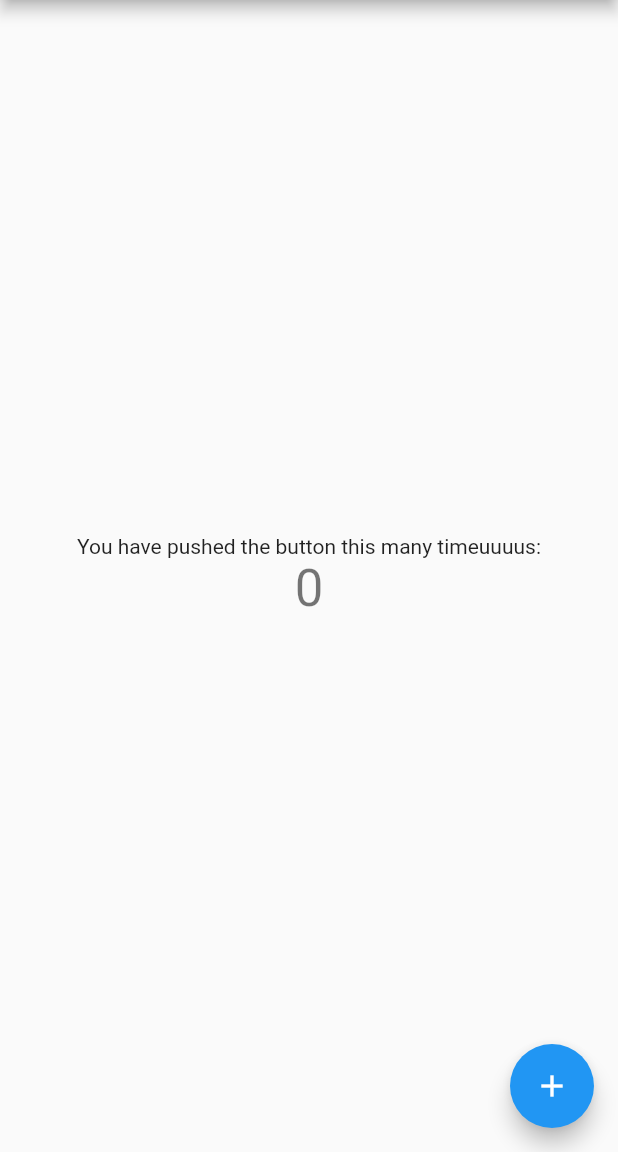
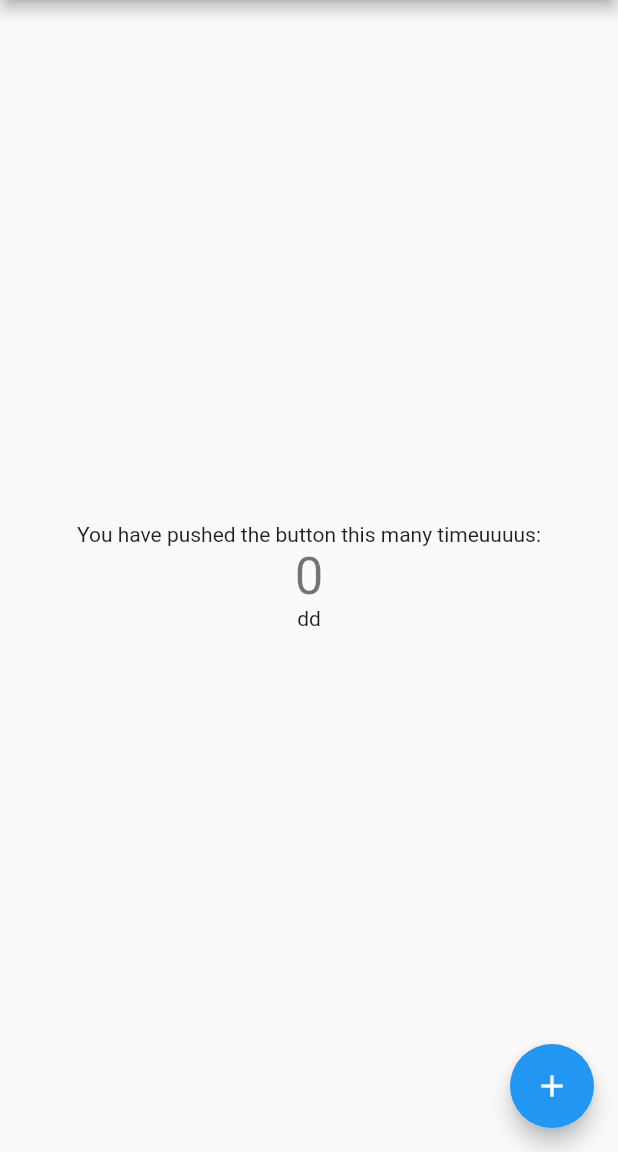
Before and after one commit to matoda4113/untitledggg, a Flutter app: the screen it shows after launch, on a phone screen of 412 x 824 dp, the part 84-1236 px from its top. Run offline on Flutter 3.47's test engine with Material 2 defaults, Android fonts, the phone set to English and light mode, and no system bars.

```diff
--- a/lib/main.dart
+++ b/lib/main.dart
@@ -63,20 +63,7 @@ class _MyHomePageState extends State<MyHomePage> {
         // Center is a layout widget. It takes a single child and positions it
         // in the middle of the parent.
         child: Column(
-          // Column is also a layout widget. It takes a list of children and
-          // arranges them vertically. By default, it sizes itself to fit its
-          // children horizontally, and tries to be as tall as its parent.
-          //
-          // Invoke "debug painting" (press "p" in the console, choose the
-          // "Toggle Debug Paint" action from the Flutter Inspector in Android
-          // Studio, or the "Toggle Debug Paint" command in Visual Studio Code)
-          // to see the wireframe for each widget.
-          //
-          // Column has various properties to control how it sizes itself and
-          // how it positions its children. Here we use mainAxisAlignment to
-          // center the children vertically; the main axis here is the vertical
-          // axis because Columns are vertical (the cross axis would be
-          // horizontal).
+
           mainAxisAlignment: MainAxisAlignment.center,
           children: <Widget>[
             const Text(
@@ -86,6 +73,7 @@ class _MyHomePageState extends State<MyHomePage> {
               '$_counter',
               style: Theme.of(context).textTheme.headlineMedium,
             ),
+            Text('dd')
           ],
         ),
       ),
```
